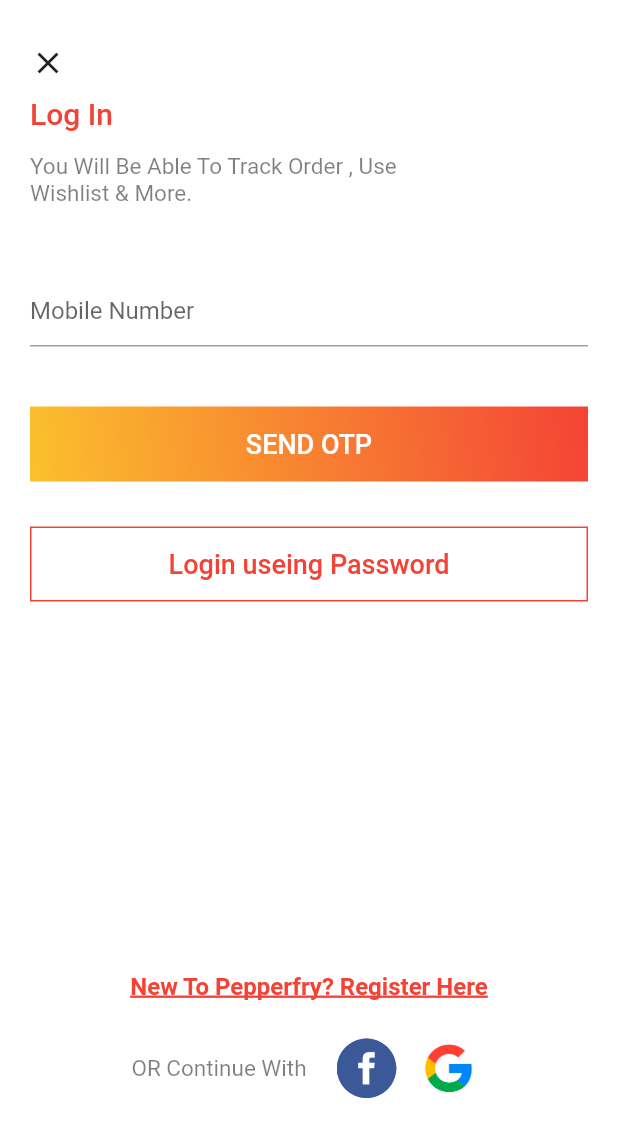
After one commit to xaakib/pepperfry, a Flutter app: the screen it shows after launch, after a tap on "LOG IN", on a phone screen of 412 x 824 dp. The commit adds this screen. Shown: the top 1137 px of the screen. Run offline on Flutter 3.47's test engine with Material 2 defaults, Android fonts, the phone set to English and light mode, and no system bars; network calls fail.

Commit message:
login ui done

```diff
--- /dev/null
+++ b/lib/screens/login_screen.dart
@@ -0,0 +1,156 @@
+import 'package:flutter/material.dart';
+import 'package:pepperfry/screens/register_screen.dart';
+
+class LoginScreen extends StatefulWidget {
+  @override
+  _LoginScreenState createState() => _LoginScreenState();
+}
+
+class _LoginScreenState extends State<LoginScreen> {
+  @override
+  Widget build(BuildContext context) {
+    return SafeArea(
+      child: Scaffold(
+        body: Container(
+          height: MediaQuery.of(context).size.height,
+          color: Colors.white,
+          child: Padding(
+            padding: const EdgeInsets.symmetric(horizontal: 20),
+            child: ListView(
+              children: [
+                LoginTexts(),
+                SizedBox(height: 30),
+                TextFormField(
+                  decoration: InputDecoration(hintText: "Mobile Number"),
+                ),
+                SizedBox(height: 40),
+                InkWell(
+                  onTap: () => Navigator.push(
+                      context,
+                      MaterialPageRoute(
+                          builder: (context) => RegisterScreen())),
+                  child: Container(
+                    height: 50,
+                    width: 170,
+                    child: Center(
+                        child: Text("SEND OTP",
+                            style: TextStyle(
+                                fontWeight: FontWeight.w500,
+                                color: Colors.white,
+                                fontSize: 18))),
+                    decoration: BoxDecoration(
+                        gradient: LinearGradient(
+                      begin: Alignment.topRight,
+                      end: Alignment.bottomLeft,
+                      colors: [
+                        Colors.red,
+                        Colors.yellow[700],
+                      ],
+                    )),
+                  ),
+                ),
+                SizedBox(height: 30),
+                InkWell(
+                  onTap: () => Navigator.push(context,
+                      MaterialPageRoute(builder: (context) => LoginScreen())),
+                  child: Container(
+                    height: 50,
+                    width: 170,
+                    decoration:
+                        BoxDecoration(border: Border.all(color: Colors.red)),
+                    child: Center(
+                        child: Text(
+                      "Login useing Password",
+                      style: TextStyle(
+                          fontWeight: FontWeight.w500,
+                          fontSize: 18,
+                          color: Colors.red),
+                    )),
+                  ),
+                ),
+                SizedBox(height: MediaQuery.of(context).size.height * 0.3),
+                Center(
+                  child: Text("New To Pepperfry? Register Here",
+                      style: TextStyle(
+                          decoration: TextDecoration.underline,
+                          decorationThickness: 2,
+
+                          color: Colors.red,
+                          fontSize: 16,
+                          fontWeight: FontWeight.w600)),
+                ),
+                SizedBox(
+                  height: 20,
+                ),
+                Row(
+                  mainAxisAlignment: MainAxisAlignment.center,
+                  children: [
+                    Text(
+                      "OR Continue With",
+                      style: TextStyle(
+                          color: Colors.black.withOpacity(0.5), fontSize: 15),
+                    ),
+                    SizedBox(width: 20),
+                    Container(
+                      height: 40,
+                      width: 40,
+                      decoration: BoxDecoration(
+                          shape: BoxShape.circle,
+                          image: DecorationImage(
+                              fit: BoxFit.cover,
+                              image: AssetImage(
+                                  "assets/Icons/facebook_icon.png"))),
+                    ),
+                    SizedBox(width: 10),
+                    Container(
+                      height: 50,
+                      width: 50,
+                      decoration: BoxDecoration(
+                          shape: BoxShape.circle,
+                          image: DecorationImage(
+                              fit: BoxFit.cover,
+                              image:
+                                  AssetImage("assets/Icons/google_icon.jpg"))),
+                    ),
+                  ],
+                ),
+              ],
+            ),
+          ),
+        ),
+      ),
+    );
+  }
+}
+
+class LoginTexts extends StatelessWidget {
+  const LoginTexts({
+    Key key,
+  }) : super(key: key);
+
+  @override
+  Widget build(BuildContext context) {
+    return Column(
+      crossAxisAlignment: CrossAxisAlignment.start,
+      children: [
+        SizedBox(height: 30),
+        InkWell(onTap: () => Navigator.pop(context), child: Icon(Icons.close)),
+        SizedBox(height: 10),
+        Text(
+          "Log In",
+          style: TextStyle(
+              fontSize: 20, fontWeight: FontWeight.w500, color: Colors.red),
+        ),
+        SizedBox(height: 15),
+        Text(
+          "You Will Be Able To Track Order , Use\nWishlist & More.",
+          style: TextStyle(
+              fontSize: 15,
+              fontWeight: FontWeight.w400,
+              color: Colors.black.withOpacity(0.5)),
+        ),
+        SizedBox(height: 15),
+      ],
+    );
+  }
+}
--- a/lib/screens/main_screen.dart
+++ b/lib/screens/main_screen.dart
@@ -1,4 +1,5 @@
 import 'package:flutter/material.dart';
+import 'package:pepperfry/screens/login_screen.dart';
 import 'package:pepperfry/screens/register_screen.dart';
 
 class MainScreen extends StatelessWidget {
@@ -45,7 +46,10 @@
           Row(
             mainAxisAlignment: MainAxisAlignment.spaceBetween,
             children: [
-              Container(
+              InkWell(
+                onTap: () => Navigator.push(context,
+                    MaterialPageRoute(builder: (context) => LoginScreen())),
+                child: Container(
                   height: 50,
                   width: 170,
                   decoration:
@@ -58,6 +62,7 @@
                         fontSize: 18,
                         color: Colors.red),
                   )),
+                ),
               ),
               InkWell(
                 onTap: () => Navigator.push(context,
@@ -84,9 +89,7 @@
               ),
             ],
           ),
-          SizedBox(
-            height: 20,
-          ),
+          SizedBox(height: 20),
           Container(
             alignment: Alignment.bottomCenter,
             height: 20,
@@ -102,9 +105,7 @@
                         color: Colors.black.withOpacity(0.5),
                         fontWeight: FontWeight.w500),
                   ),
-                  SizedBox(
-                    width: 2,
-                  ),
+                  SizedBox(width: 2),
                   Icon(Icons.arrow_forward_ios_outlined,
                       size: 20, color: Colors.black.withOpacity(0.5)),
                 ],
--- a/lib/screens/register_screen.dart
+++ b/lib/screens/register_screen.dart
@@ -24,31 +24,25 @@
               child: Column(
                 crossAxisAlignment: CrossAxisAlignment.start,
                 children: [
-                  SizedBox(
-                    height: 20,
-                  ),
-                  Icon(Icons.close),
+                  SizedBox(height: 20),
+                  InkWell(
+                      onTap: () => Navigator.pop(context),
+                      child: Icon(Icons.close)),
                   RegisterTexts(),
                   Column(
                     children: [
                       TextFormField(
                         decoration: InputDecoration(hintText: "Name"),
                       ),
-                      SizedBox(
-                        height: 20,
-                      ),
+                      SizedBox(height: 20),
                       TextFormField(
                         decoration: InputDecoration(hintText: "Mobile"),
                       ),
-                      SizedBox(
-                        height: 20,
-                      ),
+                      SizedBox(height: 20),
                       TextFormField(
                         decoration: InputDecoration(hintText: "Email ID"),
                       ),
-                      SizedBox(
-                        height: 20,
-                      ),
+                      SizedBox(height: 20),
                       TextFormField(
                         decoration: InputDecoration(
                             suffixIcon: GestureDetector(
@@ -66,9 +60,7 @@
                             ),
                             hintText: "Password"),
                       ),
-                      SizedBox(
-                        height: 40,
-                      ),
+                      SizedBox(height: 40),
                       InkWell(
                         onTap: () => Navigator.push(
                             context,
@@ -96,9 +88,7 @@
                       ),
                     ],
                   ),
-                  SizedBox(
-                    height: 10,
-                  ),
+                  SizedBox(height: 10),
                   Center(
                       child: Text(
                     "By clicking here, you have read and agree to",
@@ -128,9 +118,7 @@
                             fontSize: 15,
                             fontWeight: FontWeight.w400),
                       ),
-                      SizedBox(
-                        width: 5,
-                      ),
+                      SizedBox(width: 5),
                       Text("Privacy Policy",
                           style: TextStyle(
                               decoration: TextDecoration.underline,
@@ -139,20 +127,17 @@
                               fontWeight: FontWeight.w400))
                     ],
                   ),
-                  SizedBox(
-                    height: 50,
-                  ),
+                  SizedBox(height: 50),
                   Center(
                     child: Text("Existing User? Log In",
                         style: TextStyle(
                             decoration: TextDecoration.underline,
+                            decorationThickness: 2,
                             color: Colors.red,
                             fontSize: 18,
                             fontWeight: FontWeight.w600)),
                   ),
-                  SizedBox(
-                    height: 50,
-                  ),
+                  SizedBox(height: 50),
                   Row(
                     mainAxisAlignment: MainAxisAlignment.center,
                     children: [
@@ -161,12 +146,10 @@
                         style: TextStyle(
                             color: Colors.black.withOpacity(0.5), fontSize: 15),
                       ),
-                      SizedBox(
-                        width: 15,
-                      ),
+                      SizedBox(width: 20),
                       Container(
-                        height: 50,
-                        width: 50,
+                        height: 40,
+                        width: 40,
                         decoration: BoxDecoration(
                             shape: BoxShape.circle,
                             image: DecorationImage(
@@ -174,9 +157,7 @@
                                 image: AssetImage(
                                     "assets/Icons/facebook_icon.png"))),
                       ),
-                      SizedBox(
-                        width: 10,
-                      ),
+                      SizedBox(width: 10),
                       Container(
                         height: 50,
                         width: 50,
@@ -209,33 +190,25 @@
     return Column(
       crossAxisAlignment: CrossAxisAlignment.start,
       children: [
-        SizedBox(
-          height: 15,
-        ),
+        SizedBox(height: 15),
         Text(
           "Register and Get",
           style: TextStyle(
               fontSize: 18, fontWeight: FontWeight.w500, color: Colors.red),
         ),
-        SizedBox(
-          height: 15,
-        ),
+        SizedBox(height: 15),
         Text(
           "Rs 2,501 Instantly\nIn Your Perperfry Wallet",
           style: TextStyle(
               fontSize: 18, fontWeight: FontWeight.w500, color: Colors.black),
         ),
-        SizedBox(
-          height: 7,
-        ),
+        SizedBox(height: 7),
         Text(
           "These Credits Can Be Clubbed With Other Offes",
           style: TextStyle(
               fontSize: 15, fontWeight: FontWeight.normal, color: Colors.black),
         ),
-        SizedBox(
-          height: 15,
-        ),
+        SizedBox(height: 15),
       ],
     );
   }
```
Lines whose indentation alone changed are shown as unchanged.
